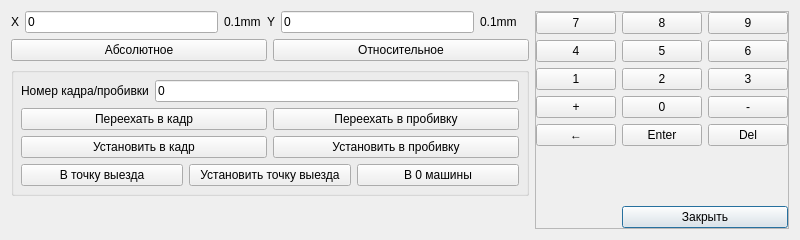
Old version of the form phx-cnc-ui-mainform/src/forms/CXOperDirectionDialog.ui in the repository superkulpa/phx-cnc-ui.
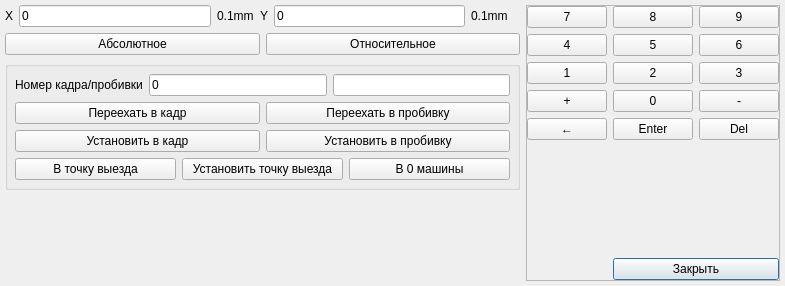
New version of the form. Custom widgets are drawn as their Qt base class.

The edit to the form file:
```diff
--- a/phx-cnc-ui-mainform/src/forms/CXOperDirectionDialog.ui
+++ b/phx-cnc-ui-mainform/src/forms/CXOperDirectionDialog.ui
@@ -6,14 +6,17 @@
    <rect>
     <x>0</x>
     <y>0</y>
-    <width>800</width>
-    <height>240</height>
+    <width>785</width>
+    <height>286</height>
    </rect>
   </property>
   <property name="windowTitle">
    <string>Переехать</string>
   </property>
   <layout class="QHBoxLayout" name="horizontalLayout_2">
+   <property name="margin">
+    <number>5</number>
+   </property>
    <item>
     <layout class="QGridLayout" name="gridLayout_2">
      <item row="0" column="0">
@@ -79,6 +82,9 @@
             </property>
            </widget>
           </item>
+          <item>
+           <widget class="QLineEdit" name="mBurnEdit"/>
+          </item>
          </layout>
         </item>
         <item>
```
